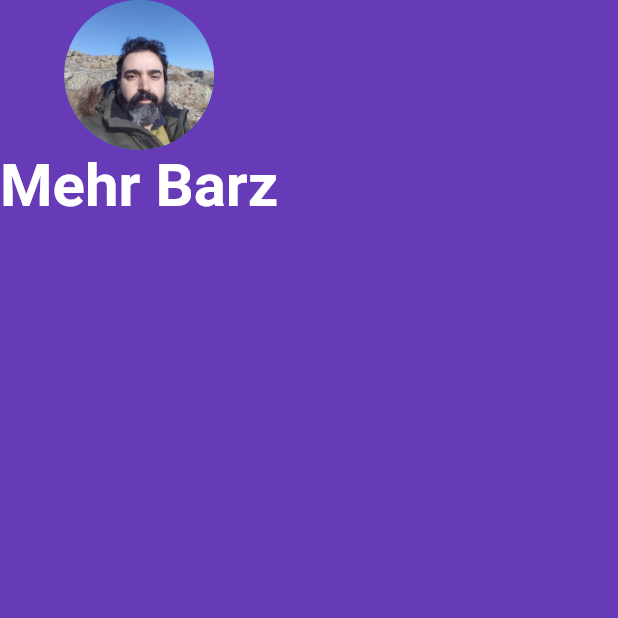
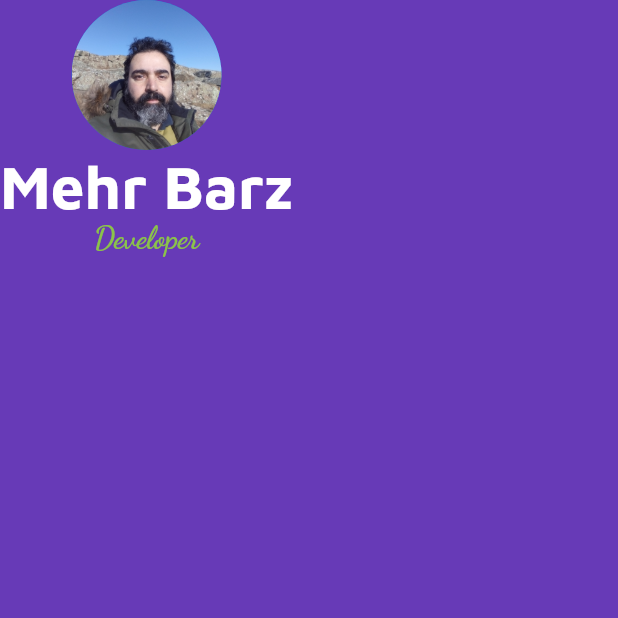
Before and after one commit to mehrbarz/flutter01, a Flutter app: the screen it shows after launch, on a phone screen of 412 x 824 dp, the top half of it. Run offline on Flutter 3.47's test engine with Material 2 defaults, Android fonts, the light colour scheme and no system bars.

Commit message:
Font family

```diff
--- a/business_card01/lib/main.dart
+++ b/business_card01/lib/main.dart
@@ -20,11 +20,21 @@ class MyApp extends StatelessWidget {
               Text(
                 'Mehr Barz',
                 style: TextStyle(
+                  fontFamily: 'Maven Pro',
                     fontSize: 40,
                     fontWeight: FontWeight.bold,
                     color: Colors.white),
               )
-            ],
+              ,
+              Text(
+                'Developer',
+                style: TextStyle(
+                    fontFamily: 'Dancing Script',
+                    fontSize: 20,
+                    fontWeight: FontWeight.bold,
+                    color: Colors.lightGreen),
+              ),
+            ]
           ),
         ),
       ),
```
Also changed, not shown: business_card01/pubspec.yaml (+7 -7 lines), business_card01/fonts/DancingScript.ttf (added), business_card01/fonts/MavenPro.ttf (added).
